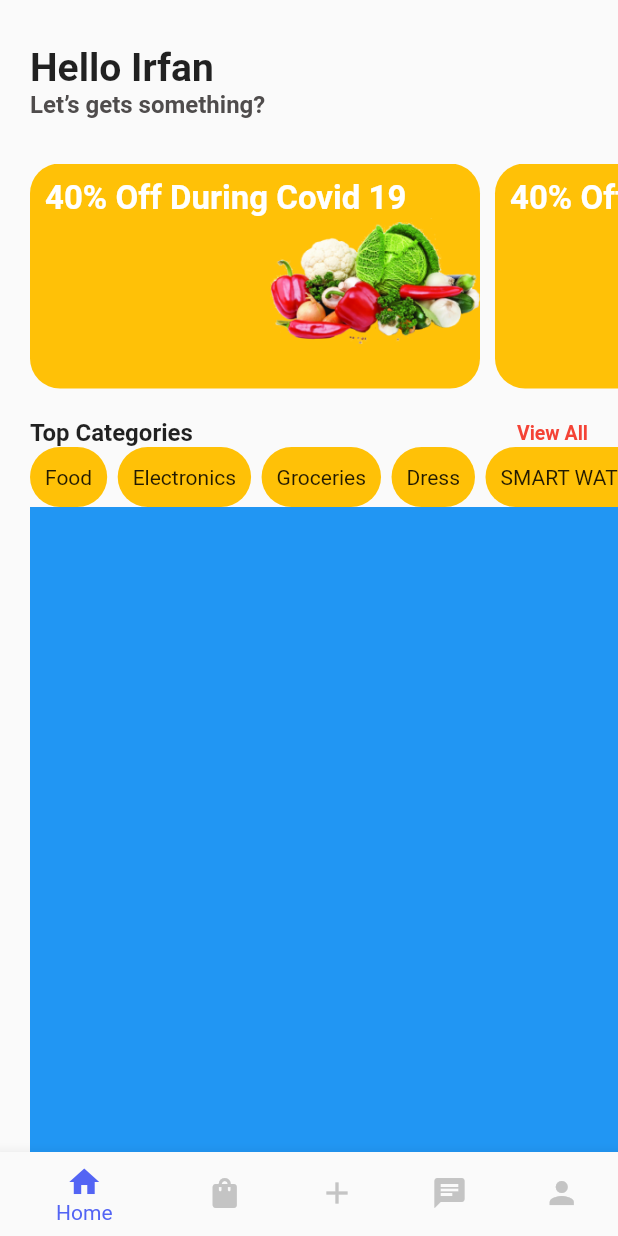
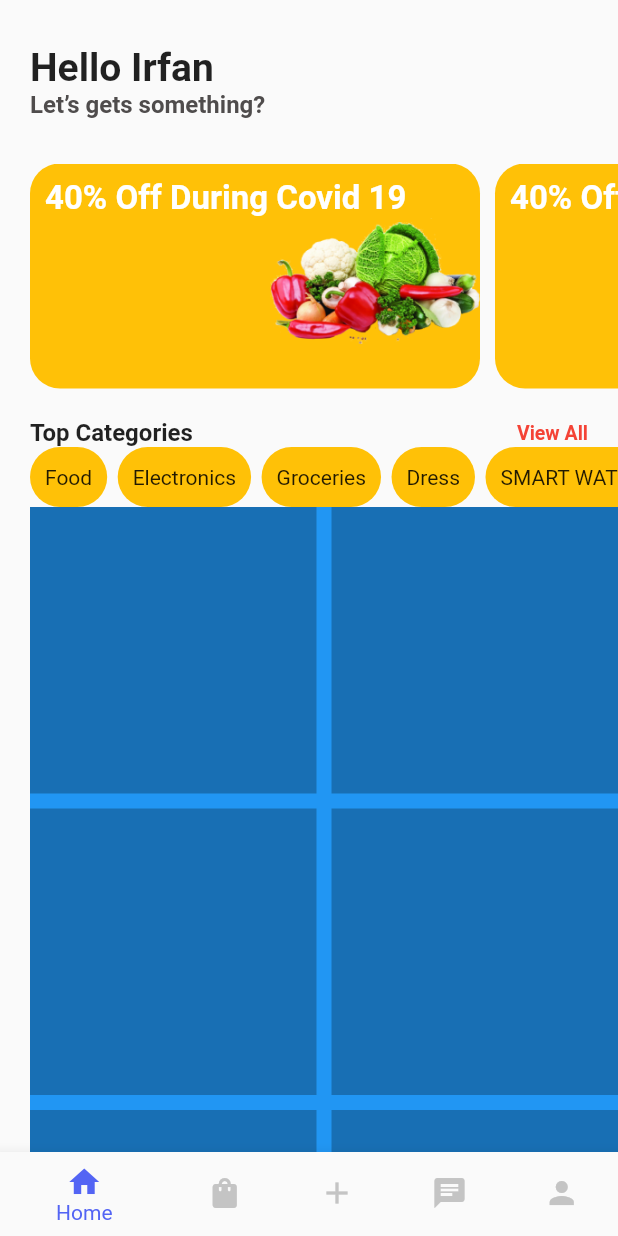
Before and after one commit to irfan701/Flutter, a Flutter app: the screen it shows after launch, on a phone screen of 412 x 824 dp. Run offline on Flutter 3.47's test engine with Material 2 defaults, Android fonts, the light colour scheme and no system bars.

Commit message:
GridView.builder
GridView
crossAxisSpacing:10 ->column Space
mainAxisSpacing:10  ->row space

```diff
--- a/bin/day4/first_app/lib/pages/home.dart
+++ b/bin/day4/first_app/lib/pages/home.dart
@@ -173,6 +173,18 @@ class HomeScreen extends StatelessWidget {
               Expanded(
                   child: Container(
                 color: Colors.blue,
+                child: GridView.builder(
+                  gridDelegate: SliverGridDelegateWithFixedCrossAxisCount(
+                      crossAxisCount: 2,
+                      crossAxisSpacing: 10,
+                      mainAxisSpacing: 10),
+                  itemCount: 10,
+                  itemBuilder: (_, index) {
+                    return Container(
+                      color: Colors.black26,
+                    );
+                  },
+                ),
               ))
             ],
             crossAxisAlignment: CrossAxisAlignment.start,
```
